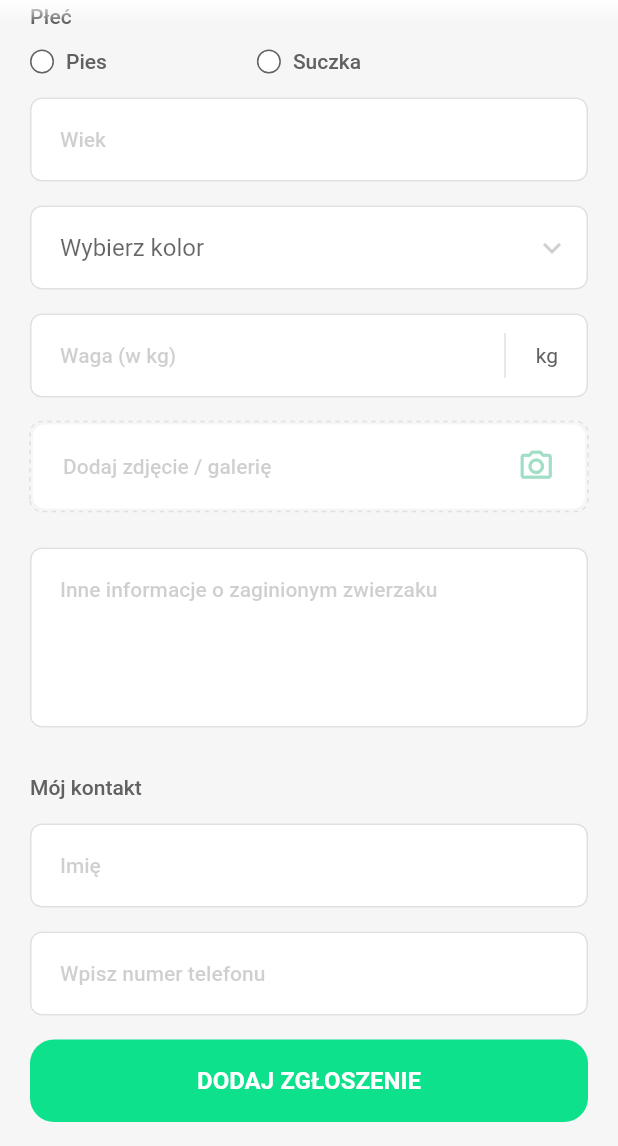
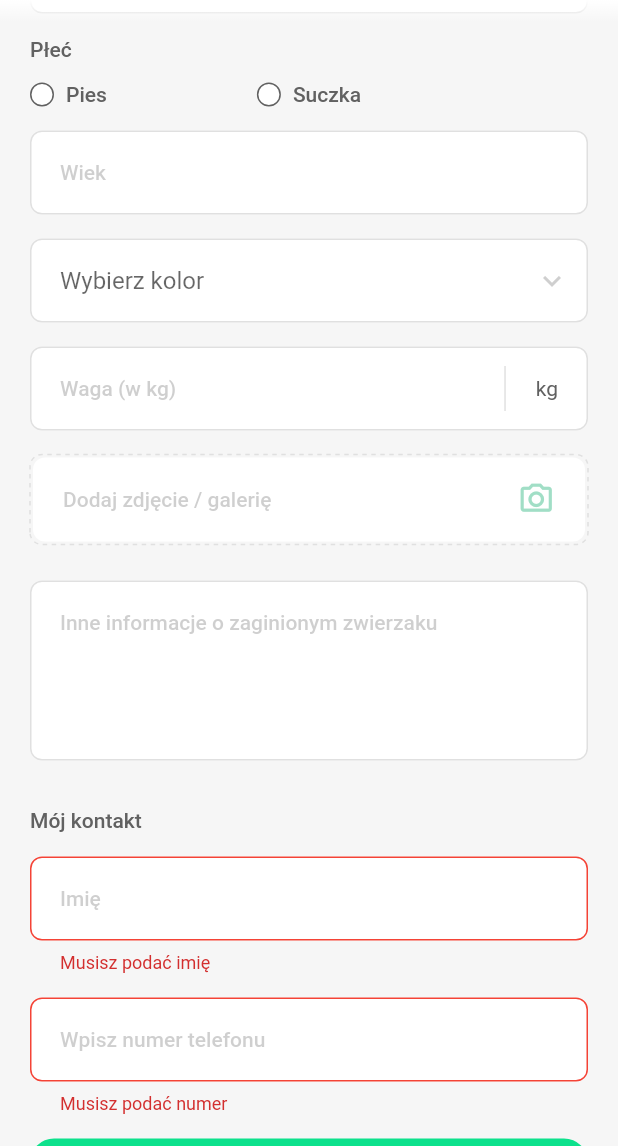
Before and after one commit to MobiCommunity/Lapka.Mobile, a Flutter app: the MissingReportPage screen opened directly, scrolled down 470 dp, after a tap on "DODAJ ZGŁOSZENIE", on a phone screen of 412 x 824 dp, the part 90-1236 px from its top. Run offline on Flutter 3.47's test engine with Material 2 defaults, Android fonts, the phone set to English and light mode, and no system bars; drawn by our look-alikes of dotted_border; our stand-ins replace cached_network_image, carousel_slider, connectivity_plus, flutter_svg, geocoding, geolocator and 3 more; missing offline and left inert: flutter_login_facebook; network calls fail; Roboto replaces fonts that are missing (Ubuntu).

Commit message:
Validators
.

```diff
--- a/lapka/lib/components/basic/basicFormField.dart
+++ b/lapka/lib/components/basic/basicFormField.dart
@@ -1,6 +1,9 @@
+import 'dart:ui';
+
 import 'package:flutter/material.dart';
 import 'package:lapka/settings/colors.dart';
 import 'package:lapka/settings/textStyles.dart';
+import 'package:lapka/utils/validators.dart';
 
 class BasicFormField extends StatefulWidget {
   final TextEditingController controller;
@@ -8,7 +11,8 @@ class BasicFormField extends StatefulWidget {
   final Widget? trailling;
   final int maxLines;
   final bool enabled;
-
+  final Function validator;
+  final TextInputType textInputType;
 
   BasicFormField({
     Key? key,
@@ -16,7 +20,9 @@ class BasicFormField extends StatefulWidget {
     this.placeholder = '',
     this.enabled = true,
     this.trailling,
-    this.maxLines = 1
+    this.maxLines = 1,
+    this.validator = Validators.defaultValidator,
+    this.textInputType = TextInputType.text
   }) : super(key: key,);
 
   @override
@@ -31,12 +37,14 @@ class _BasicFormFieldState extends State<BasicFormField> {
 
   @override
   Widget build(BuildContext context) {
-    return TextField(
+    return TextFormField(
+      validator: (text) => widget.validator(text),
       controller: widget.controller,
       style: body14Light.copyWith(color: BasicColors.darkGrey),
       cursorColor: BasicColors.darkGrey,
       maxLines: widget.maxLines,
       enabled: widget.enabled,
+      keyboardType: widget.textInputType,
       decoration: InputDecoration(
         hintText: widget.placeholder,
         hintStyle: body14.copyWith(color: BasicColors.darkGrey.withOpacity(0.3)),
--- a/lapka/lib/main.dart
+++ b/lapka/lib/main.dart
@@ -78,7 +78,7 @@ class _MyHomePageState extends State<MyHomePage> {
   Widget build(BuildContext context) {
     print('build');
     return context.watch<LocationProvider>().status != LocationStatus.New
-        ? MenuDashboardLayout(AdoptPetListPage())
+        ? WillPopScope(onWillPop: ()async{return false;}, child: MenuDashboardLayout(AdoptPetListPage()))
         : Scaffold(
             body: Center(
               child: LoadingIndicator(),
--- a/lapka/lib/screens/report/missingReport.dart
+++ b/lapka/lib/screens/report/missingReport.dart
@@ -4,12 +4,14 @@ import 'package:jiffy/jiffy.dart';
 import 'package:lapka/components/appBar/customAppBar.dart';
 import 'package:lapka/components/basic/basicButton.dart';
 import 'package:lapka/components/basic/basicDatePicker.dart';
+import 'package:lapka/components/basic/basicDropdownButton.dart';
 import 'package:lapka/components/basic/basicFormField.dart';
 import 'package:lapka/components/basic/basicImagePicker.dart';
 import 'package:lapka/components/basic/basicText.dart';
 import 'package:lapka/components/basic/customCheckbox.dart';
 import 'package:lapka/settings/colors.dart';
 import 'package:lapka/settings/textStyles.dart';
+import 'package:lapka/utils/validators.dart';
 
 class MissingReportPage extends StatefulWidget {
   const MissingReportPage({Key? key}) : super(key: key);
@@ -19,6 +21,7 @@ class MissingReportPage extends StatefulWidget {
 }
 
 class _MissingReportPageState extends State<MissingReportPage> {
+  final formKey = GlobalKey<FormState>();
   final TextEditingController localizationController = TextEditingController();
   final TextEditingController petNameController = TextEditingController();
   final TextEditingController ageController = TextEditingController();
@@ -26,17 +29,19 @@ class _MissingReportPageState extends State<MissingReportPage> {
   final TextEditingController infoController = TextEditingController();
   final TextEditingController nameController = TextEditingController();
   final TextEditingController phoneController = TextEditingController();
-  bool? sex = null;
+  bool? sex;
 
   _listCallback(List<String> photos) {
     print('callback : ${photos.length}');
   }
 
-  _changeSex(bool state){
+  _changeSex(bool state) {
     sex = state;
-    setState(() {
+    setState(() {});
+  }
 
-    });
+  _validate() {
+    formKey.currentState!.validate();
   }
 
   @override
@@ -63,7 +68,9 @@ class _MissingReportPageState extends State<MissingReportPage> {
                       topLeft: Radius.circular(33),
                       topRight: Radius.circular(33))),
             ),
-            Container(
+            Form(
+              key: formKey,
+              child: Container(
                 color: BasicColors.grey,
                 child: Padding(
                   padding: const EdgeInsets.symmetric(horizontal: 20),
@@ -72,6 +79,15 @@ class _MissingReportPageState extends State<MissingReportPage> {
                     crossAxisAlignment: CrossAxisAlignment.start,
                     children: [
                       BasicDatePicker(
+                        initialDate: DateTime.now(),
+                        firsDate: DateTime.now().subtract(Duration(days: 30)),
+                        lastDate: DateTime.now(),
+                        placeholder: 'Data zaginięcia',
+                        validator: (text) => Validators.multiValidator([
+                                VaidatorModel(
+                                    Validators.notEmpty, 'Musisz podać datę'),
+
+                              ], text),
                         onChangeCallback: () {},
                       ),
                       SizedBox(
@@ -103,17 +119,18 @@ class _MissingReportPageState extends State<MissingReportPage> {
                         height: 16,
                       ),
                       BasicDropdownButton(
-                      onChangeCallback: (){},
+                        onChangeCallback: () {},
                         placeholder: 'Wybierz kategorie',
-                      items: ['Kategoria 1', 'Kategoria 2','Kategoria 3'],),
+                        items: ['Kategoria 1', 'Kategoria 2', 'Kategoria 3'],
+                      ),
                       SizedBox(
                         height: 16,
                       ),
                       BasicDropdownButton(
-                      onChangeCallback: (){},
+                        onChangeCallback: () {},
                         placeholder: 'Wybierz rasę',
-                      items: ['Kategoria 1', 'Kategoria 2','Kategoria 3'],),
-
+                        items: ['Kategoria 1', 'Kategoria 2', 'Kategoria 3'],
+                      ),
                       SizedBox(
                         height: 16,
                       ),
@@ -121,31 +138,49 @@ class _MissingReportPageState extends State<MissingReportPage> {
                         'Płeć',
                         color: BasicColors.darkGrey,
                       ),
-                    SizedBox(height: 14,),
+                      SizedBox(
+                        height: 14,
+                      ),
                       Row(
                         children: [
-                        CustomCheckbox(text: 'Pies', isChecked: !(sex??true), onPressCallback: (){_changeSex(false);}),
-                        SizedBox(width: 100,),
-                        CustomCheckbox(text: 'Suczka', isChecked: sex??false,onPressCallback: (){_changeSex(true);}),
+                          CustomCheckbox(
+                              text: 'Pies',
+                              isChecked: !(sex ?? true),
+                              onPressCallback: () {
+                                _changeSex(false);
+                              }),
+                          SizedBox(
+                            width: 100,
+                          ),
+                          CustomCheckbox(
+                              text: 'Suczka',
+                              isChecked: sex ?? false,
+                              onPressCallback: () {
+                                _changeSex(true);
+                              }),
                         ],
                       ),
                       SizedBox(
                         height: 16,
                       ),
                       BasicFormField(
-                        controller: ageController, placeholder: 'Wiek'),
+                          textInputType: TextInputType.number,
+                          controller: ageController,
+                          placeholder: 'Wiek'),
                       SizedBox(
                         height: 16,
                       ),
                       BasicDropdownButton(
-                      onChangeCallback: (){},
+                        onChangeCallback: () {},
                         placeholder: 'Wybierz kolor',
-                      items: ['Kategoria 1', 'Kategoria 2','Kategoria 3'],),
+                        items: ['Kategoria 1', 'Kategoria 2', 'Kategoria 3'],
+                      ),
                       SizedBox(
                         height: 16,
                       ),
                       BasicFormField(
                         controller: weightController,
+                        textInputType: TextInputType.number,
                         placeholder: 'Waga (w kg)',
                         trailling: Row(
                           mainAxisSize: MainAxisSize.min,
@@ -185,18 +220,30 @@ class _MissingReportPageState extends State<MissingReportPage> {
                         height: 16,
                       ),
                       BasicFormField(
-                        controller: nameController, placeholder: 'Imię'),
+                          validator: (text) => Validators.multiValidator([
+                                VaidatorModel(
+                                    Validators.notEmpty, 'Musisz podać imię'),
+                              ], text),
+                          controller: nameController,
+                          placeholder: 'Imię'),
                       SizedBox(
                         height: 16,
                       ),
                       BasicFormField(
+                          textInputType: TextInputType.phone,
+                          validator: (text) => Validators.multiValidator([
+                                VaidatorModel(
+                                    Validators.notEmpty, 'Musisz podać numer'),
+                                VaidatorModel(
+                                    Validators.phone, 'Nieprawidłowy numer'),
+                              ], text),
                           controller: phoneController,
                           placeholder: 'Wpisz numer telefonu'),
                       SizedBox(
                         height: 16,
                       ),
                       BasicButton(
-                      onPressed: () {},
+                        onPressed: _validate,
                         text: "DODAJ ZGŁOSZENIE",
                         color: BasicColors.darkGreen,
                       ),
@@ -206,6 +253,7 @@ class _MissingReportPageState extends State<MissingReportPage> {
                     ],
                   ),
                 ),
+              ),
             )
           ],
         ),
@@ -213,62 +261,3 @@ class _MissingReportPageState extends State<MissingReportPage> {
     );
   }
 }
-
-class BasicDropdownButton extends StatefulWidget {
-  final String placeholder;
-  final List<String> items;
-  final Function() onChangeCallback;
-  const BasicDropdownButton(
-      {required this.items, this.placeholder = '',required this.onChangeCallback, Key? key})
-      : super(key: key);
-
-  @override
-  _BasicDropdownButtonState createState() => _BasicDropdownButtonState();
-}
-
-class _BasicDropdownButtonState extends State<BasicDropdownButton> {
-  final circularBorder = OutlineInputBorder(
-    borderRadius: BorderRadius.circular(8),
-  );
-  String? selectedValue;
-  @override
-  Widget build(BuildContext context) {
-    return DropdownButtonFormField(
-      value: selectedValue,
-      icon:
-          Icon(Icons.expand_more, color: BasicColors.darkGrey.withOpacity(0.3)),
-      decoration: InputDecoration(
-        hintText: widget.placeholder,
-        hintStyle:
-            body14Light.copyWith(color: BasicColors.darkGrey.withOpacity(0.3)),
-        contentPadding:
-            const EdgeInsets.symmetric(horizontal: 20, vertical: 16),
-        filled: true,
-        fillColor: Colors.white,
-        border: circularBorder.copyWith(
-          borderSide: BorderSide(color: BasicColors.greyOutlineBorder),
-        ),
-        errorBorder: circularBorder.copyWith(
-          borderSide: BorderSide(color: Colors.red),
-        ),
-        focusedBorder: circularBorder.copyWith(
-          borderSide: BorderSide(color: BasicColors.greyOutlineBorder),
-        ),
-        enabledBorder: circularBorder.copyWith(
-          borderSide: BorderSide(color: BasicColors.greyOutlineBorder),
-        ),
-      ),
-      items: widget.items.map((value) {
-        return DropdownMenuItem<String>(
-          value: value,
-          child: BasicText.body14Light(value),
-        );
-      }).toList(),
-      onChanged: (String? value) {
-        setState(() {
-          selectedValue = value;
-        });
-      },
-    );
-  }
-}
--- /dev/null
+++ b/lapka/lib/utils/validators.dart
@@ -0,0 +1,44 @@
+class Validators {
+  static String? multiValidator(List<VaidatorModel> validators, String text){
+    for (var item in validators) {
+      if(item.func(text)) {}
+      else return item.alert;
+    }
+    return null;
+  }
+
+  static defaultValidator(String text) {return null;}
+
+  static bool email(String text){
+    return RegExp(r'^.+@[a-zA-Z]+\.{1}[a-zA-Z]+(\.{0,1}[a-zA-Z]+)$').hasMatch(text);
+  }
+
+  static bool min8Chars(String text){
+    if(text.length >= 8)
+      return true;
+    else
+      return false;
+  }
+
+  static bool notEmpty(String text){
+    if(text!='')
+      return true;
+    else
+      return false;
+  }
+
+  static bool phone(String text){
+    if(text.length == 9 || text.length==12)
+      return true;
+    else
+      return false;
+  }
+
+
+}
+
+class VaidatorModel{
+  final Function func;
+  final String alert;
+  VaidatorModel(this.func, this.alert);
+}
```
Also changed, not shown: lapka/lib/components/basic/basicDatePicker.dart (+14 -8 lines), lapka/lib/components/basic/loginFormField.dart (+7 -3 lines), lapka/lib/screens/login/loginPage.dart (+18 -40 lines). Lines whose indentation alone changed are shown as unchanged.
